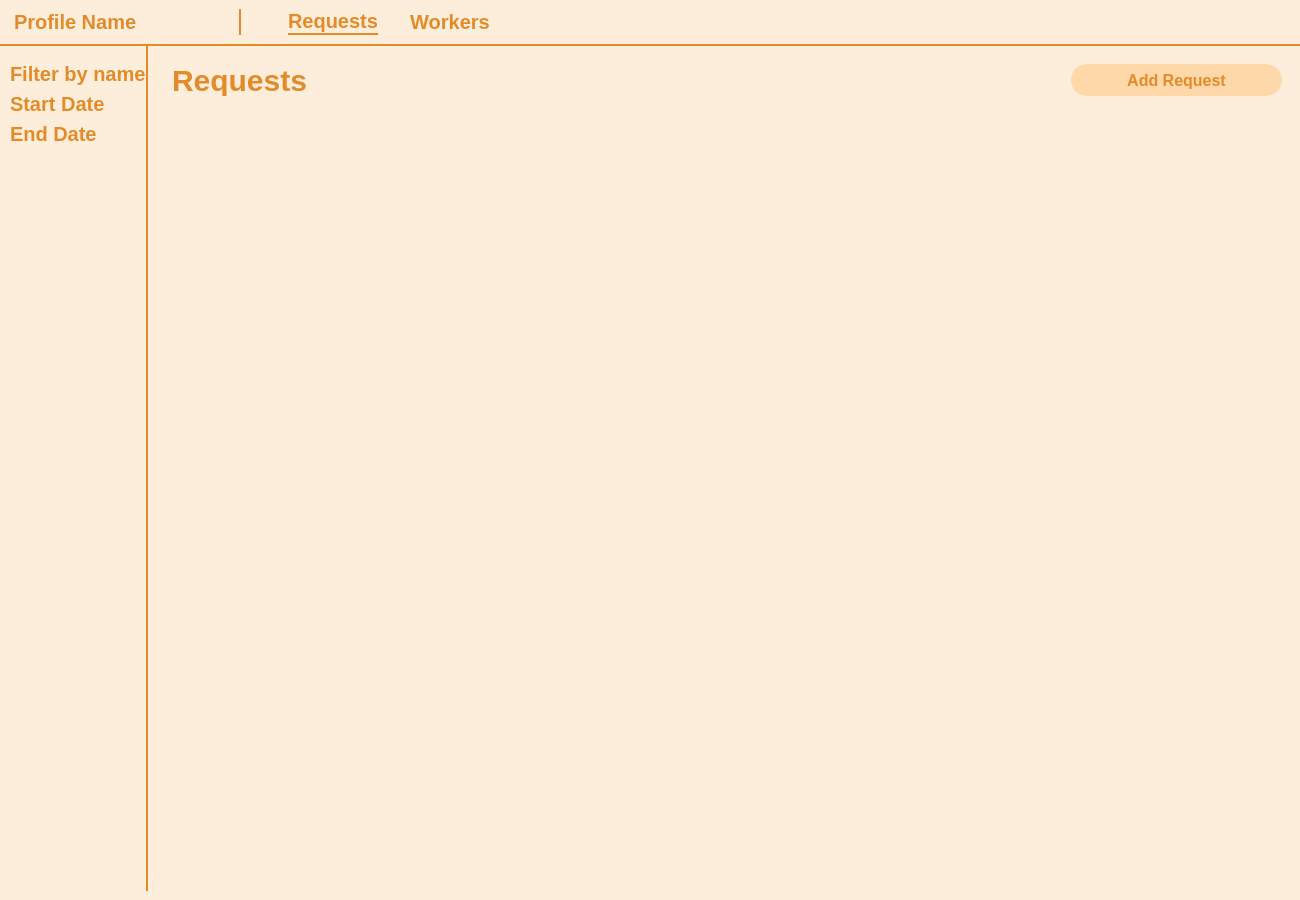
The window that Forms/home.ui (esraa-emary/Task-Worker-Matching) describes before a commit, drawn with Qt 5.
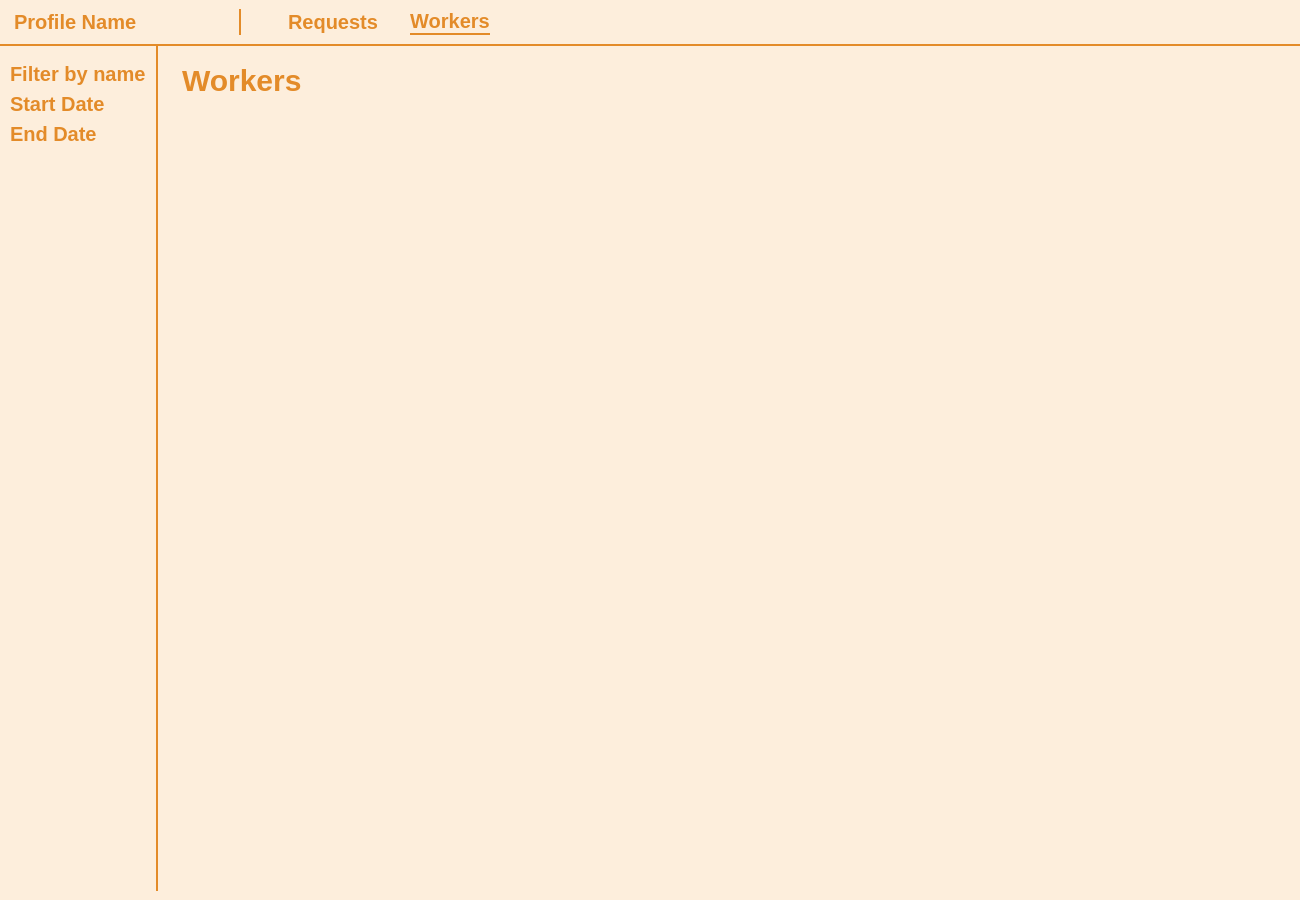
The same window after the commit.

Commit message: add workers page, request page

Diff of the .ui file:
```diff
--- a/Forms/home.ui
+++ b/Forms/home.ui
@@ -47,7 +47,7 @@
 }</string>
       </property>
       <property name="currentIndex">
-       <number>0</number>
+       <number>1</number>
       </property>
       <widget class="QWidget" name="page_3">
        <property name="styleSheet">
@@ -482,7 +482,436 @@
         </item>
        </layout>
       </widget>
-      <widget class="QWidget" name="page_4"/>
+      <widget class="QWidget" name="workersPage">
+       <property name="styleSheet">
+        <string notr="true">QLabel{
+	color: #E38B29;
+	font-weight: bold;
+	font-size:20px;
+}
+</string>
+       </property>
+       <layout class="QGridLayout" name="gridLayout_4">
+        <property name="leftMargin">
+         <number>0</number>
+        </property>
+        <property name="topMargin">
+         <number>0</number>
+        </property>
+        <property name="rightMargin">
+         <number>0</number>
+        </property>
+        <item row="0" column="0">
+         <widget class="QFrame" name="frame_9">
+          <property name="styleSheet">
+           <string notr="true"/>
+          </property>
+          <property name="frameShape">
+           <enum>QFrame::Shape::StyledPanel</enum>
+          </property>
+          <property name="frameShadow">
+           <enum>QFrame::Shadow::Raised</enum>
+          </property>
+          <layout class="QGridLayout" name="gridLayout_5">
+           <property name="leftMargin">
+            <number>0</number>
+           </property>
+           <property name="topMargin">
+            <number>0</number>
+           </property>
+           <property name="rightMargin">
+            <number>0</number>
+           </property>
+           <property name="bottomMargin">
+            <number>0</number>
+           </property>
+           <item row="0" column="0">
+            <widget class="QFrame" name="frame_17">
+             <property name="frameShape">
+              <enum>QFrame::Shape::StyledPanel</enum>
+             </property>
+             <property name="frameShadow">
+              <enum>QFrame::Shadow::Raised</enum>
+             </property>
+             <layout class="QVBoxLayout" name="verticalLayout_9">
+              <property name="spacing">
+               <number>0</number>
+              </property>
+              <property name="leftMargin">
+               <number>0</number>
+              </property>
+              <property name="topMargin">
+               <number>0</number>
+              </property>
+              <property name="rightMargin">
+               <number>0</number>
+              </property>
+              <property name="bottomMargin">
+               <number>0</number>
+              </property>
+              <item>
+               <widget class="QFrame" name="frame_18">
+                <property name="maximumSize">
+                 <size>
+                  <width>16777215</width>
+                  <height>98</height>
+                 </size>
+                </property>
+                <property name="styleSheet">
+                 <string notr="true">#frame_18{
+	border-bottom: 2px solid #E38B29;
+}</string>
+                </property>
+                <property name="frameShape">
+                 <enum>QFrame::Shape::StyledPanel</enum>
+                </property>
+                <property name="frameShadow">
+                 <enum>QFrame::Shadow::Raised</enum>
+                </property>
+                <layout class="QHBoxLayout" name="horizontalLayout_11">
+                 <property name="leftMargin">
+                  <number>0</number>
+                 </property>
+                 <property name="topMargin">
+                  <number>0</number>
+                 </property>
+                 <property name="rightMargin">
+                  <number>0</number>
+                 </property>
+                 <property name="bottomMargin">
+                  <number>0</number>
+                 </property>
+                 <item>
+                  <widget class="QFrame" name="profile_3">
+                   <property name="sizePolicy">
+                    <sizepolicy hsizetype="Expanding" vsizetype="Preferred">
+                     <horstretch>0</horstretch>
+                     <verstretch>0</verstretch>
+                    </sizepolicy>
+                   </property>
+                   <property name="maximumSize">
+                    <size>
+                     <width>250</width>
+                     <height>16777215</height>
+                    </size>
+                   </property>
+                   <property name="styleSheet">
+                    <string notr="true"/>
+                   </property>
+                   <property name="frameShape">
+                    <enum>QFrame::Shape::StyledPanel</enum>
+                   </property>
+                   <property name="frameShadow">
+                    <enum>QFrame::Shadow::Raised</enum>
+                   </property>
+                   <layout class="QHBoxLayout" name="horizontalLayout_12">
+                    <item>
+                     <widget class="QLabel" name="Profile_name_3">
+                      <property name="maximumSize">
+                       <size>
+                        <width>16777215</width>
+                        <height>36</height>
+                       </size>
+                      </property>
+                      <property name="styleSheet">
+                       <string notr="true">#Profile_name_3{
+	color: #E38B29;
+	font-size: 20px;
+	font-weight: bold;
+border-right: 2px solid #E38B29;
+}</string>
+                      </property>
+                      <property name="text">
+                       <string>Profile Name</string>
+                      </property>
+                      <property name="margin">
+                       <number>0</number>
+                      </property>
+                     </widget>
+                    </item>
+                   </layout>
+                  </widget>
+                 </item>
+                 <item>
+                  <widget class="QFrame" name="frame_19">
+                   <property name="styleSheet">
+                    <string notr="true">QPushButton{
+	background:transparent;
+	border: none;
+	font-size: 20px;
+	font-weight: bold;
+	color: #E38B29;
+}</string>
+                   </property>
+                   <property name="frameShape">
+                    <enum>QFrame::Shape::StyledPanel</enum>
+                   </property>
+                   <property name="frameShadow">
+                    <enum>QFrame::Shadow::Raised</enum>
+                   </property>
+                   <layout class="QHBoxLayout" name="horizontalLayout_13">
+                    <property name="spacing">
+                     <number>32</number>
+                    </property>
+                    <property name="leftMargin">
+                     <number>32</number>
+                    </property>
+                    <item>
+                     <widget class="QPushButton" name="requestsPageBtn_2">
+                      <property name="cursor">
+                       <cursorShape>PointingHandCursor</cursorShape>
+                      </property>
+                      <property name="text">
+                       <string>Requests</string>
+                      </property>
+                      <property name="autoDefault">
+                       <bool>true</bool>
+                      </property>
+                     </widget>
+                    </item>
+                    <item>
+                     <widget class="QPushButton" name="workersPageBtn_2">
+                      <property name="cursor">
+                       <cursorShape>PointingHandCursor</cursorShape>
+                      </property>
+                      <property name="styleSheet">
+                       <string notr="true">QPushButton{
+	border-bottom: 2px solid #E38B29;
+}</string>
+                      </property>
+                      <property name="text">
+                       <string>Workers</string>
+                      </property>
+                     </widget>
+                    </item>
+                    <item>
+                     <spacer name="horizontalSpacer_5">
+                      <property name="orientation">
+                       <enum>Qt::Orientation::Horizontal</enum>
+                      </property>
+                      <property name="sizeHint" stdset="0">
+                       <size>
+                        <width>40</width>
+                        <height>20</height>
+                       </size>
+                      </property>
+                     </spacer>
+                    </item>
+                   </layout>
+                  </widget>
+                 </item>
+                </layout>
+               </widget>
+              </item>
+              <item>
+               <widget class="QFrame" name="frame_20">
+                <property name="frameShape">
+                 <enum>QFrame::Shape::StyledPanel</enum>
+                </property>
+                <property name="frameShadow">
+                 <enum>QFrame::Shadow::Raised</enum>
+                </property>
+                <layout class="QHBoxLayout" name="horizontalLayout_14">
+                 <property name="leftMargin">
+                  <number>10</number>
+                 </property>
+                 <property name="topMargin">
+                  <number>0</number>
+                 </property>
+                 <property name="rightMargin">
+                  <number>0</number>
+                 </property>
+                 <property name="bottomMargin">
+                  <number>0</number>
+                 </property>
+                 <item>
+                  <widget class="QFrame" name="filters_3">
+                   <property name="maximumSize">
+                    <size>
+                     <width>175</width>
+                     <height>16777215</height>
+                    </size>
+                   </property>
+                   <property name="styleSheet">
+                    <string notr="true">QPushButton{
+	background:transparent;
+	border: none;
+	font-size: 20px;
+	font-weight: bold;
+	color: #E38B29;
+	text-align: left;
+}
+QFrame{
+	border-right: 2px solid #E38B29;
+}</string>
+                   </property>
+                   <property name="frameShape">
+                    <enum>QFrame::Shape::StyledPanel</enum>
+                   </property>
+                   <property name="frameShadow">
+                    <enum>QFrame::Shadow::Raised</enum>
+                   </property>
+                   <layout class="QVBoxLayout" name="verticalLayout_10">
+                    <property name="leftMargin">
+                     <number>0</number>
+                    </property>
+                    <property name="topMargin">
+                     <number>16</number>
+                    </property>
+                    <property name="rightMargin">
+                     <number>10</number>
+                    </property>
+                    <property name="bottomMargin">
+                     <number>0</number>
+                    </property>
+                    <item>
+                     <widget class="QPushButton" name="filterName_3">
+                      <property name="text">
+                       <string>Filter by name</string>
+                      </property>
+                     </widget>
+                    </item>
+                    <item>
+                     <widget class="QPushButton" name="startDate_3">
+                      <property name="styleSheet">
+                       <string notr="true"/>
+                      </property>
+                      <property name="text">
+                       <string>Start Date</string>
+                      </property>
+                     </widget>
+                    </item>
+                    <item>
+                     <widget class="QPushButton" name="endDate_3">
+                      <property name="text">
+                       <string>End Date</string>
+                      </property>
+                     </widget>
+                    </item>
+                    <item>
+                     <spacer name="verticalSpacer_3">
+                      <property name="orientation">
+                       <enum>Qt::Orientation::Vertical</enum>
+                      </property>
+                      <property name="sizeHint" stdset="0">
+                       <size>
+                        <width>20</width>
+                        <height>40</height>
+                       </size>
+                      </property>
+                     </spacer>
+                    </item>
+                   </layout>
+                  </widget>
+                 </item>
+                 <item>
+                  <widget class="QFrame" name="frame_21">
+                   <property name="frameShape">
+                    <enum>QFrame::Shape::StyledPanel</enum>
+                   </property>
+                   <property name="frameShadow">
+                    <enum>QFrame::Shadow::Raised</enum>
+                   </property>
+                   <layout class="QVBoxLayout" name="verticalLayout_11">
+                    <item>
+                     <widget class="QFrame" name="frame_22">
+                      <property name="maximumSize">
+                       <size>
+                        <width>16777215</width>
+                        <height>50</height>
+                       </size>
+                      </property>
+                      <property name="styleSheet">
+                       <string notr="true">QPushButton{
+	background: #FFD8A9;
+	padding: 5px;
+	color: #E38B29;
+	border-radius:16px;
+	font-size: 16px;
+	font-weight: bold;
+}
+
+QPushButton:hover {
+   background: #F0C78A;
+}</string>
+                      </property>
+                      <property name="frameShape">
+                       <enum>QFrame::Shape::StyledPanel</enum>
+                      </property>
+                      <property name="frameShadow">
+                       <enum>QFrame::Shadow::Raised</enum>
+                      </property>
+                      <layout class="QHBoxLayout" name="horizontalLayout_15">
+                       <item>
+                        <widget class="QLabel" name="requestsTitle_3">
+                         <property name="font">
+                          <font>
+                           <pointsize>-1</pointsize>
+                           <bold>true</bold>
+                          </font>
+                         </property>
+                         <property name="styleSheet">
+                          <string notr="true">QLabel{
+	font-size: 30px;
+}</string>
+                         </property>
+                         <property name="text">
+                          <string>Workers</string>
+                         </property>
+                        </widget>
+                       </item>
+                       <item>
+                        <spacer name="horizontalSpacer_6">
+                         <property name="orientation">
+                          <enum>Qt::Orientation::Horizontal</enum>
+                         </property>
+                         <property name="sizeHint" stdset="0">
+                          <size>
+                           <width>40</width>
+                           <height>20</height>
+                          </size>
+                         </property>
+                        </spacer>
+                       </item>
+                      </layout>
+                     </widget>
+                    </item>
+                    <item>
+                     <widget class="QFrame" name="Requests_3">
+                      <property name="frameShape">
+                       <enum>QFrame::Shape::StyledPanel</enum>
+                      </property>
+                      <property name="frameShadow">
+                       <enum>QFrame::Shadow::Raised</enum>
+                      </property>
+                      <layout class="QVBoxLayout" name="verticalLayout_12">
+                       <item>
+                        <widget class="QFrame" name="frame_23">
+                         <property name="frameShape">
+                          <enum>QFrame::Shape::StyledPanel</enum>
+                         </property>
+                         <property name="frameShadow">
+                          <enum>QFrame::Shadow::Raised</enum>
+                         </property>
+                        </widget>
+                       </item>
+                      </layout>
+                     </widget>
+                    </item>
+                   </layout>
+                  </widget>
+                 </item>
+                </layout>
+               </widget>
+              </item>
+             </layout>
+            </widget>
+           </item>
+          </layout>
+         </widget>
+        </item>
+       </layout>
+      </widget>
      </widget>
     </item>
    </layout>
```
Left out of the diff: 14 changed lines with no effect on the pictures. The commit also changes 13 other files.
